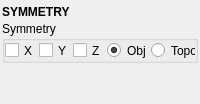
Before: the Qt Designer form tentacle/ui/symmetry.ui in m3trik/tentacle, drawn with Qt 5.
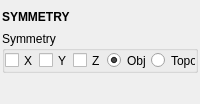
After: the same form once the commit is applied. Custom widgets are drawn as their Qt base class.

What changed in the file:
```diff
--- a/tentacle/ui/symmetry.ui
+++ b/tentacle/ui/symmetry.ui
@@ -71,6 +71,12 @@
       </item>
       <item>
        <widget class="QGroupBox" name="groupBox_2">
+        <property name="sizePolicy">
+         <sizepolicy hsizetype="Preferred" vsizetype="Fixed">
+          <horstretch>0</horstretch>
+          <verstretch>0</verstretch>
+         </sizepolicy>
+        </property>
         <property name="title">
          <string>Symmetry</string>
         </property>
@@ -280,6 +286,9 @@
         <property name="orientation">
          <enum>Qt::Vertical</enum>
         </property>
+        <property name="sizeType">
+         <enum>QSizePolicy::Fixed</enum>
+        </property>
         <property name="sizeHint" stdset="0">
          <size>
           <width>0</width>
```
